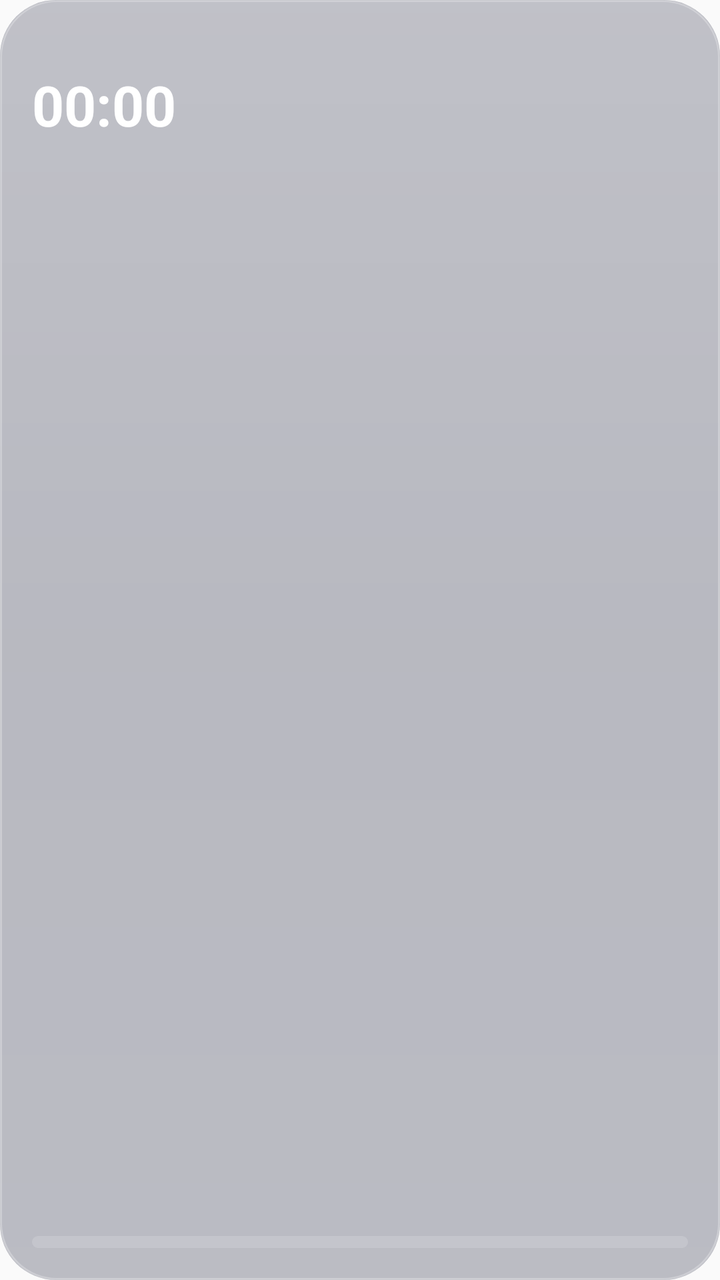
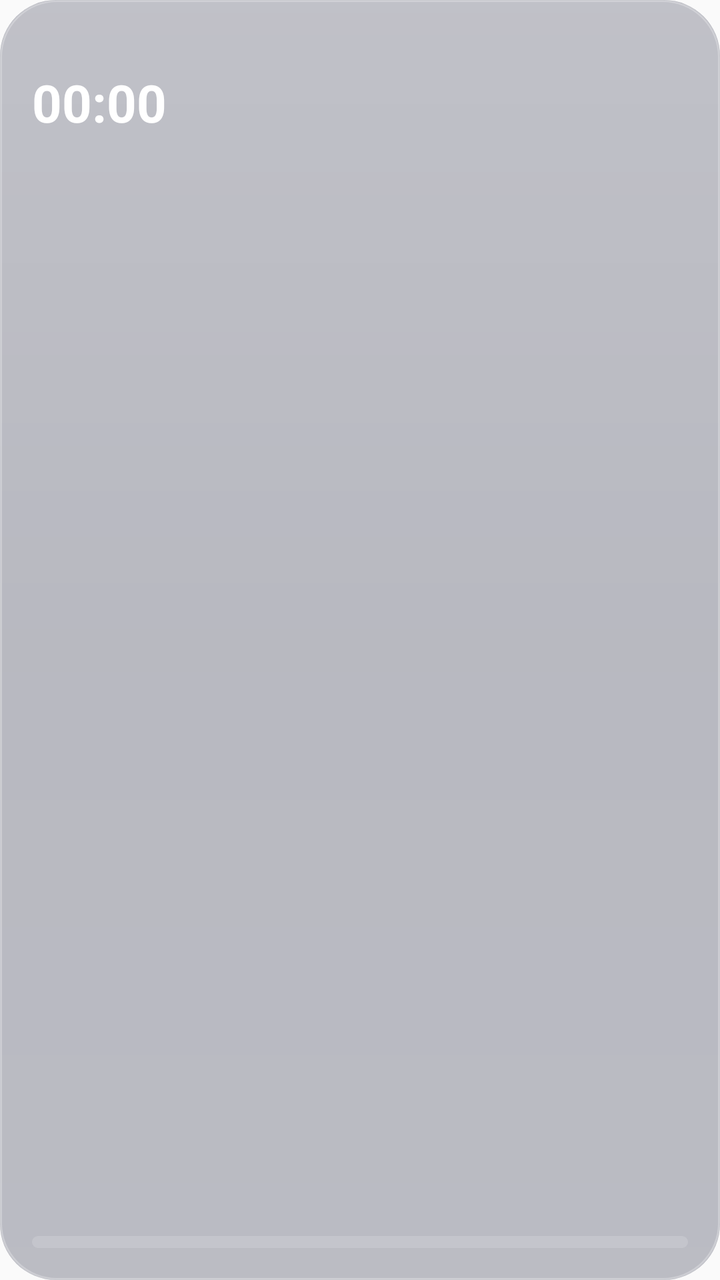

An Android layout rendered at two revisions. The XML below is the earlier revision; the diff shows what the commit changed to produce the second picture.
<!-- AndroidManifest.xml: application theme AppTheme -->
<!-- res/layout/widget_pday_rtl.xml -->
<?xml version="1.0" encoding="utf-8"?>
<LinearLayout xmlns:android="http://schemas.android.com/apk/res/android" android:id="@+id/w_root" android:layoutDirection="rtl" android:layout_width="match_parent" android:layout_height="match_parent"
    android:orientation="vertical" android:padding="16dp"  android:background="@drawable/wbg_glass_3_2">

    <LinearLayout android:layout_width="match_parent" android:layout_height="wrap_content" android:orientation="horizontal" android:gravity="center_vertical">
        <LinearLayout android:layout_width="0dp" android:layout_weight="1" android:layout_height="wrap_content" android:orientation="vertical">
            <TextView android:id="@+id/w_pd_date" android:layout_width="wrap_content" android:layout_height="wrap_content" android:text="" android:textColor="#FFFFFFFF" android:textSize="17sp" android:textStyle="bold" android:maxLines="1" android:ellipsize="end" android:textDirection="firstStrong" />
            <TextView android:id="@+id/w_pd_hijri" android:layout_width="wrap_content" android:layout_height="wrap_content" android:text="" android:textColor="#B3FFFFFF" android:textSize="13sp" android:maxLines="1" android:ellipsize="end" android:textDirection="firstStrong" android:layout_marginTop="2dp"/>
        </LinearLayout>
        <LinearLayout android:layout_width="wrap_content" android:layout_height="wrap_content" android:orientation="vertical" android:gravity="end" android:layout_marginStart="10dp">
            <TextView android:id="@+id/w_pd_next" android:layout_width="wrap_content" android:layout_height="wrap_content" android:text="" android:textColor="#FFFBBF24" android:textSize="13sp" android:textStyle="bold" android:maxLines="1" android:ellipsize="end" android:textDirection="firstStrong" />
            <Chronometer android:id="@+id/w_pd_cd" android:layout_width="wrap_content" android:layout_height="wrap_content" android:textColor="#FFFFFFFF" android:textSize="28sp" android:textStyle="bold"/>
        </LinearLayout>
    </LinearLayout>
    <View android:layout_width="match_parent" android:layout_height="0dp" android:layout_weight="1" android:minHeight="6dp"/>
    <LinearLayout android:layout_width="match_parent" android:layout_height="wrap_content" android:orientation="horizontal">
        <LinearLayout android:id="@+id/w_p0" android:layout_width="0dp" android:layout_weight="1" android:layout_height="wrap_content" android:orientation="vertical" android:gravity="center" android:paddingTop="8dp" android:paddingBottom="8dp" android:layout_marginStart="2dp" android:layout_marginEnd="2dp">
            <TextView android:id="@+id/w_p0_n" android:layout_width="match_parent" android:layout_height="wrap_content" android:gravity="center" android:text="" android:textColor="#CCFFFFFF" android:textSize="13sp" android:maxLines="1" android:autoSizeTextType="uniform" android:autoSizeMinTextSize="9sp" android:autoSizeMaxTextSize="13sp"/>
            <TextView android:id="@+id/w_p0_t" android:layout_width="match_parent" android:layout_height="wrap_content" android:gravity="center" android:layout_marginTop="3dp" android:text="" android:textColor="#FFFFFFFF" android:textSize="16sp" android:textStyle="bold" android:maxLines="1" android:autoSizeTextType="uniform" android:autoSizeMinTextSize="10sp" android:autoSizeMaxTextSize="16sp"/>
        </LinearLayout>
        <LinearLayout android:id="@+id/w_p1" android:layout_width="0dp" android:layout_weight="1" android:layout_height="wrap_content" android:orientation="vertical" android:gravity="center" android:paddingTop="8dp" android:paddingBottom="8dp" android:layout_marginStart="2dp" android:layout_marginEnd="2dp">
            <TextView android:id="@+id/w_p1_n" android:layout_width="match_parent" android:layout_height="wrap_content" android:gravity="center" android:text="" android:textColor="#CCFFFFFF" android:textSize="13sp" android:maxLines="1" android:autoSizeTextType="uniform" android:autoSizeMinTextSize="9sp" android:autoSizeMaxTextSize="13sp"/>
            <TextView android:id="@+id/w_p1_t" android:layout_width="match_parent" android:layout_height="wrap_content" android:gravity="center" android:layout_marginTop="3dp" android:text="" android:textColor="#FFFFFFFF" android:textSize="16sp" android:textStyle="bold" android:maxLines="1" android:autoSizeTextType="uniform" android:autoSizeMinTextSize="10sp" android:autoSizeMaxTextSize="16sp"/>
        </LinearLayout>
        <LinearLayout android:id="@+id/w_p2" android:layout_width="0dp" android:layout_weight="1" android:layout_height="wrap_content" android:orientation="vertical" android:gravity="center" android:paddingTop="8dp" android:paddingBottom="8dp" android:layout_marginStart="2dp" android:layout_marginEnd="2dp">
            <TextView android:id="@+id/w_p2_n" android:layout_width="match_parent" android:layout_height="wrap_content" android:gravity="center" android:text="" android:textColor="#CCFFFFFF" android:textSize="13sp" android:maxLines="1" android:autoSizeTextType="uniform" android:autoSizeMinTextSize="9sp" android:autoSizeMaxTextSize="13sp"/>
            <TextView android:id="@+id/w_p2_t" android:layout_width="match_parent" android:layout_height="wrap_content" android:gravity="center" android:layout_marginTop="3dp" android:text="" android:textColor="#FFFFFFFF" android:textSize="16sp" android:textStyle="bold" android:maxLines="1" android:autoSizeTextType="uniform" android:autoSizeMinTextSize="10sp" android:autoSizeMaxTextSize="16sp"/>
        </LinearLayout>
        <LinearLayout android:id="@+id/w_p3" android:layout_width="0dp" android:layout_weight="1" android:layout_height="wrap_content" android:orientation="vertical" android:gravity="center" android:paddingTop="8dp" android:paddingBottom="8dp" android:layout_marginStart="2dp" android:layout_marginEnd="2dp">
            <TextView android:id="@+id/w_p3_n" android:layout_width="match_parent" android:layout_height="wrap_content" android:gravity="center" android:text="" android:textColor="#CCFFFFFF" android:textSize="13sp" android:maxLines="1" android:autoSizeTextType="uniform" android:autoSizeMinTextSize="9sp" android:autoSizeMaxTextSize="13sp"/>
            <TextView android:id="@+id/w_p3_t" android:layout_width="match_parent" android:layout_height="wrap_content" android:gravity="center" android:layout_marginTop="3dp" android:text="" android:textColor="#FFFFFFFF" android:textSize="16sp" android:textStyle="bold" android:maxLines="1" android:autoSizeTextType="uniform" android:autoSizeMinTextSize="10sp" android:autoSizeMaxTextSize="16sp"/>
        </LinearLayout>
        <LinearLayout android:id="@+id/w_p4" android:layout_width="0dp" android:layout_weight="1" android:layout_height="wrap_content" android:orientation="vertical" android:gravity="center" android:paddingTop="8dp" android:paddingBottom="8dp" android:layout_marginStart="2dp" android:layout_marginEnd="2dp">
            <TextView android:id="@+id/w_p4_n" android:layout_width="match_parent" android:layout_height="wrap_content" android:gravity="center" android:text="" android:textColor="#CCFFFFFF" android:textSize="13sp" android:maxLines="1" android:autoSizeTextType="uniform" android:autoSizeMinTextSize="9sp" android:autoSizeMaxTextSize="13sp"/>
            <TextView android:id="@+id/w_p4_t" android:layout_width="match_parent" android:layout_height="wrap_content" android:gravity="center" android:layout_marginTop="3dp" android:text="" android:textColor="#FFFFFFFF" android:textSize="16sp" android:textStyle="bold" android:maxLines="1" android:autoSizeTextType="uniform" android:autoSizeMinTextSize="10sp" android:autoSizeMaxTextSize="16sp"/>
        </LinearLayout>
        <LinearLayout android:id="@+id/w_p5" android:layout_width="0dp" android:layout_weight="1" android:layout_height="wrap_content" android:orientation="vertical" android:gravity="center" android:paddingTop="8dp" android:paddingBottom="8dp" android:layout_marginStart="2dp" android:layout_marginEnd="2dp">
            <TextView android:id="@+id/w_p5_n" android:layout_width="match_parent" android:layout_height="wrap_content" android:gravity="center" android:text="" android:textColor="#CCFFFFFF" android:textSize="13sp" android:maxLines="1" android:autoSizeTextType="uniform" android:autoSizeMinTextSize="9sp" android:autoSizeMaxTextSize="13sp"/>
            <TextView android:id="@+id/w_p5_t" android:layout_width="match_parent" android:layout_height="wrap_content" android:gravity="center" android:layout_marginTop="3dp" android:text="" android:textColor="#FFFFFFFF" android:textSize="16sp" android:textStyle="bold" android:maxLines="1" android:autoSizeTextType="uniform" android:autoSizeMinTextSize="10sp" android:autoSizeMaxTextSize="16sp"/>
        </LinearLayout>
    </LinearLayout>
    <ProgressBar android:id="@+id/w_pd_bar" style="@android:style/Widget.ProgressBar.Horizontal" android:layout_width="match_parent" android:layout_height="6dp"
        android:layout_marginTop="12dp" android:max="1000" android:progress="0" android:progressDrawable="@drawable/widget_progress"/>
</LinearLayout>
<!-- resources referenced by this layout -->
<resources>
  <!-- drawable wbg_glass_3_2 (drawable) -->
  <?xml version="1.0" encoding="utf-8"?>
  <layer-list xmlns:android="http://schemas.android.com/apk/res/android">
      <item><shape android:shape="rectangle"><solid android:color="#4C121630"/><corners android:radius="28dp"/></shape></item>
      <item><shape android:shape="rectangle"><gradient android:angle="300" android:startColor="#26FFFFFF" android:centerColor="#0AFFFFFF" android:endColor="#14FFFFFF" android:type="linear"/><corners android:radius="28dp"/><stroke android:width="1dp" android:color="#47FFFFFF"/></shape></item>
  </layer-list>
  <!-- drawable widget_progress (drawable) -->
  <?xml version="1.0" encoding="utf-8"?>
  <layer-list xmlns:android="http://schemas.android.com/apk/res/android">
      <item android:id="@android:id/background">
          <shape><solid android:color="#26FFFFFF"/><corners android:radius="4dp"/></shape>
      </item>
      <item android:id="@android:id/progress">
          <clip><shape><gradient android:angle="0" android:startColor="#FF34D399" android:endColor="#FF22D3EE"/><corners android:radius="4dp"/></shape></clip>
      </item>
  </layer-list>
  <style name="AppTheme" parent="Theme.AppCompat.Light.DarkActionBar">
          
          <item name="colorPrimary">@color/colorPrimary</item>
          <item name="colorPrimaryDark">@color/colorPrimaryDark</item>
          <item name="colorAccent">@color/colorAccent</item>
      </style>
</resources>

<!-- the commit's change to res/layout/widget_pday_rtl.xml (unified diff, before → after) -->
@@ -9,32 +9,32 @@
         </LinearLayout>
         <LinearLayout android:layout_width="wrap_content" android:layout_height="wrap_content" android:orientation="vertical" android:gravity="end" android:layout_marginStart="10dp">
             <TextView android:id="@+id/w_pd_next" android:layout_width="wrap_content" android:layout_height="wrap_content" android:text="" android:textColor="#FFFBBF24" android:textSize="13sp" android:textStyle="bold" android:maxLines="1" android:ellipsize="end" android:textDirection="firstStrong" />
-            <Chronometer android:id="@+id/w_pd_cd" android:layout_width="wrap_content" android:layout_height="wrap_content" android:textColor="#FFFFFFFF" android:textSize="28sp" android:textStyle="bold"/>
+            <Chronometer android:id="@+id/w_pd_cd" android:layout_width="wrap_content" android:layout_height="wrap_content" android:textColor="#FFFFFFFF" android:textSize="26sp" android:textStyle="bold"/>
         </LinearLayout>
     </LinearLayout>
-    <View android:layout_width="match_parent" android:layout_height="0dp" android:layout_weight="1" android:minHeight="6dp"/>
+    <LinearLayout android:layout_width="match_parent" android:layout_height="0dp" android:layout_weight="1" android:minHeight="6dp" android:orientation="vertical"/>
     <LinearLayout android:layout_width="match_parent" android:layout_height="wrap_content" android:orientation="horizontal">
-        <LinearLayout android:id="@+id/w_p0" android:layout_width="0dp" android:layout_weight="1" android:layout_height="wrap_content" android:orientation="vertical" android:gravity="center" android:paddingTop="8dp" android:paddingBottom="8dp" android:layout_marginStart="2dp" android:layout_marginEnd="2dp">
+        <LinearLayout android:id="@+id/w_p0" android:layout_width="0dp" android:layout_weight="1" android:layout_height="wrap_content" android:orientation="vertical" android:gravity="center" android:paddingTop="6dp" android:paddingBottom="6dp" android:layout_marginStart="2dp" android:layout_marginEnd="2dp">
             <TextView android:id="@+id/w_p0_n" android:layout_width="match_parent" android:layout_height="wrap_content" android:gravity="center" android:text="" android:textColor="#CCFFFFFF" android:textSize="13sp" android:maxLines="1" android:autoSizeTextType="uniform" android:autoSizeMinTextSize="9sp" android:autoSizeMaxTextSize="13sp"/>
             <TextView android:id="@+id/w_p0_t" android:layout_width="match_parent" android:layout_height="wrap_content" android:gravity="center" android:layout_marginTop="3dp" android:text="" android:textColor="#FFFFFFFF" android:textSize="16sp" android:textStyle="bold" android:maxLines="1" android:autoSizeTextType="uniform" android:autoSizeMinTextSize="10sp" android:autoSizeMaxTextSize="16sp"/>
         </LinearLayout>
-        <LinearLayout android:id="@+id/w_p1" android:layout_width="0dp" android:layout_weight="1" android:layout_height="wrap_content" android:orientation="vertical" android:gravity="center" android:paddingTop="8dp" android:paddingBottom="8dp" android:layout_marginStart="2dp" android:layout_marginEnd="2dp">
+        <LinearLayout android:id="@+id/w_p1" android:layout_width="0dp" android:layout_weight="1" android:layout_height="wrap_content" android:orientation="vertical" android:gravity="center" android:paddingTop="6dp" android:paddingBottom="6dp" android:layout_marginStart="2dp" android:layout_marginEnd="2dp">
             <TextView android:id="@+id/w_p1_n" android:layout_width="match_parent" android:layout_height="wrap_content" android:gravity="center" android:text="" android:textColor="#CCFFFFFF" android:textSize="13sp" android:maxLines="1" android:autoSizeTextType="uniform" android:autoSizeMinTextSize="9sp" android:autoSizeMaxTextSize="13sp"/>
             <TextView android:id="@+id/w_p1_t" android:layout_width="match_parent" android:layout_height="wrap_content" android:gravity="center" android:layout_marginTop="3dp" android:text="" android:textColor="#FFFFFFFF" android:textSize="16sp" android:textStyle="bold" android:maxLines="1" android:autoSizeTextType="uniform" android:autoSizeMinTextSize="10sp" android:autoSizeMaxTextSize="16sp"/>
         </LinearLayout>
-        <LinearLayout android:id="@+id/w_p2" android:layout_width="0dp" android:layout_weight="1" android:layout_height="wrap_content" android:orientation="vertical" android:gravity="center" android:paddingTop="8dp" android:paddingBottom="8dp" android:layout_marginStart="2dp" android:layout_marginEnd="2dp">
+        <LinearLayout android:id="@+id/w_p2" android:layout_width="0dp" android:layout_weight="1" android:layout_height="wrap_content" android:orientation="vertical" android:gravity="center" android:paddingTop="6dp" android:paddingBottom="6dp" android:layout_marginStart="2dp" android:layout_marginEnd="2dp">
             <TextView android:id="@+id/w_p2_n" android:layout_width="match_parent" android:layout_height="wrap_content" android:gravity="center" android:text="" android:textColor="#CCFFFFFF" android:textSize="13sp" android:maxLines="1" android:autoSizeTextType="uniform" android:autoSizeMinTextSize="9sp" android:autoSizeMaxTextSize="13sp"/>
             <TextView android:id="@+id/w_p2_t" android:layout_width="match_parent" android:layout_height="wrap_content" android:gravity="center" android:layout_marginTop="3dp" android:text="" android:textColor="#FFFFFFFF" android:textSize="16sp" android:textStyle="bold" android:maxLines="1" android:autoSizeTextType="uniform" android:autoSizeMinTextSize="10sp" android:autoSizeMaxTextSize="16sp"/>
         </LinearLayout>
-        <LinearLayout android:id="@+id/w_p3" android:layout_width="0dp" android:layout_weight="1" android:layout_height="wrap_content" android:orientation="vertical" android:gravity="center" android:paddingTop="8dp" android:paddingBottom="8dp" android:layout_marginStart="2dp" android:layout_marginEnd="2dp">
+        <LinearLayout android:id="@+id/w_p3" android:layout_width="0dp" android:layout_weight="1" android:layout_height="wrap_content" android:orientation="vertical" android:gravity="center" android:paddingTop="6dp" android:paddingBottom="6dp" android:layout_marginStart="2dp" android:layout_marginEnd="2dp">
             <TextView android:id="@+id/w_p3_n" android:layout_width="match_parent" android:layout_height="wrap_content" android:gravity="center" android:text="" android:textColor="#CCFFFFFF" android:textSize="13sp" android:maxLines="1" android:autoSizeTextType="uniform" android:autoSizeMinTextSize="9sp" android:autoSizeMaxTextSize="13sp"/>
             <TextView android:id="@+id/w_p3_t" android:layout_width="match_parent" android:layout_height="wrap_content" android:gravity="center" android:layout_marginTop="3dp" android:text="" android:textColor="#FFFFFFFF" android:textSize="16sp" android:textStyle="bold" android:maxLines="1" android:autoSizeTextType="uniform" android:autoSizeMinTextSize="10sp" android:autoSizeMaxTextSize="16sp"/>
         </LinearLayout>
-        <LinearLayout android:id="@+id/w_p4" android:layout_width="0dp" android:layout_weight="1" android:layout_height="wrap_content" android:orientation="vertical" android:gravity="center" android:paddingTop="8dp" android:paddingBottom="8dp" android:layout_marginStart="2dp" android:layout_marginEnd="2dp">
+        <LinearLayout android:id="@+id/w_p4" android:layout_width="0dp" android:layout_weight="1" android:layout_height="wrap_content" android:orientation="vertical" android:gravity="center" android:paddingTop="6dp" android:paddingBottom="6dp" android:layout_marginStart="2dp" android:layout_marginEnd="2dp">
             <TextView android:id="@+id/w_p4_n" android:layout_width="match_parent" android:layout_height="wrap_content" android:gravity="center" android:text="" android:textColor="#CCFFFFFF" android:textSize="13sp" android:maxLines="1" android:autoSizeTextType="uniform" android:autoSizeMinTextSize="9sp" android:autoSizeMaxTextSize="13sp"/>
             <TextView android:id="@+id/w_p4_t" android:layout_width="match_parent" android:layout_height="wrap_content" android:gravity="center" android:layout_marginTop="3dp" android:text="" android:textColor="#FFFFFFFF" android:textSize="16sp" android:textStyle="bold" android:maxLines="1" android:autoSizeTextType="uniform" android:autoSizeMinTextSize="10sp" android:autoSizeMaxTextSize="16sp"/>
         </LinearLayout>
-        <LinearLayout android:id="@+id/w_p5" android:layout_width="0dp" android:layout_weight="1" android:layout_height="wrap_content" android:orientation="vertical" android:gravity="center" android:paddingTop="8dp" android:paddingBottom="8dp" android:layout_marginStart="2dp" android:layout_marginEnd="2dp">
+        <LinearLayout android:id="@+id/w_p5" android:layout_width="0dp" android:layout_weight="1" android:layout_height="wrap_content" android:orientation="vertical" android:gravity="center" android:paddingTop="6dp" android:paddingBottom="6dp" android:layout_marginStart="2dp" android:layout_marginEnd="2dp">
             <TextView android:id="@+id/w_p5_n" android:layout_width="match_parent" android:layout_height="wrap_content" android:gravity="center" android:text="" android:textColor="#CCFFFFFF" android:textSize="13sp" android:maxLines="1" android:autoSizeTextType="uniform" android:autoSizeMinTextSize="9sp" android:autoSizeMaxTextSize="13sp"/>
             <TextView android:id="@+id/w_p5_t" android:layout_width="match_parent" android:layout_height="wrap_content" android:gravity="center" android:layout_marginTop="3dp" android:text="" android:textColor="#FFFFFFFF" android:textSize="16sp" android:textStyle="bold" android:maxLines="1" android:autoSizeTextType="uniform" android:autoSizeMinTextSize="10sp" android:autoSizeMaxTextSize="16sp"/>
         </LinearLayout>
